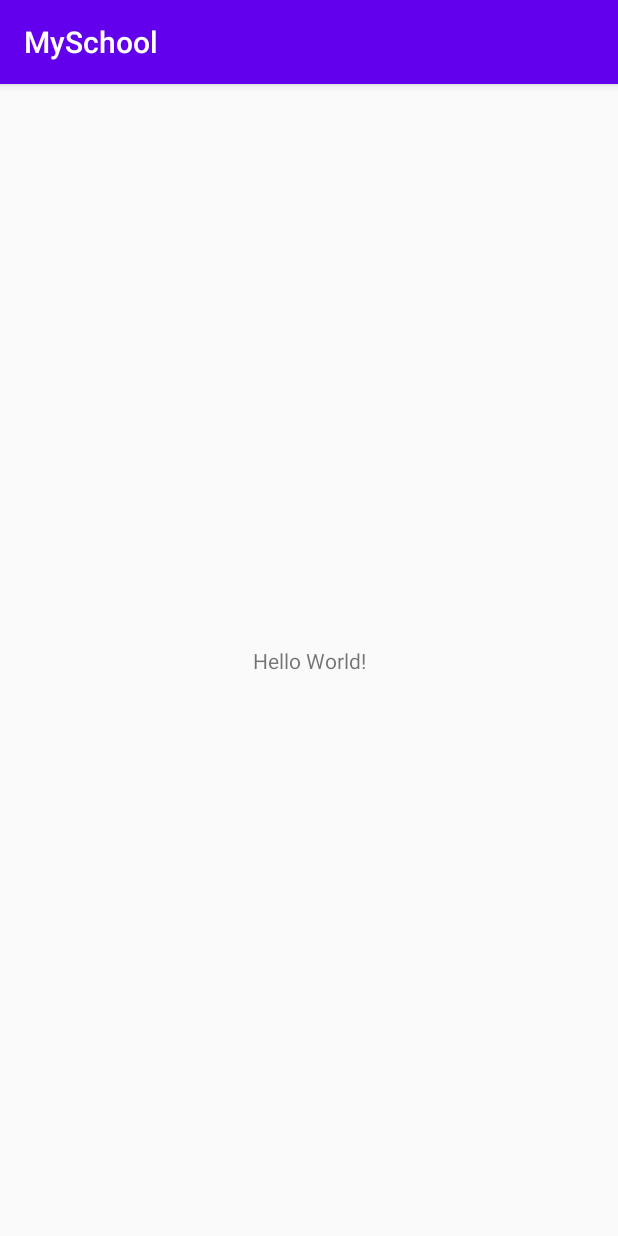
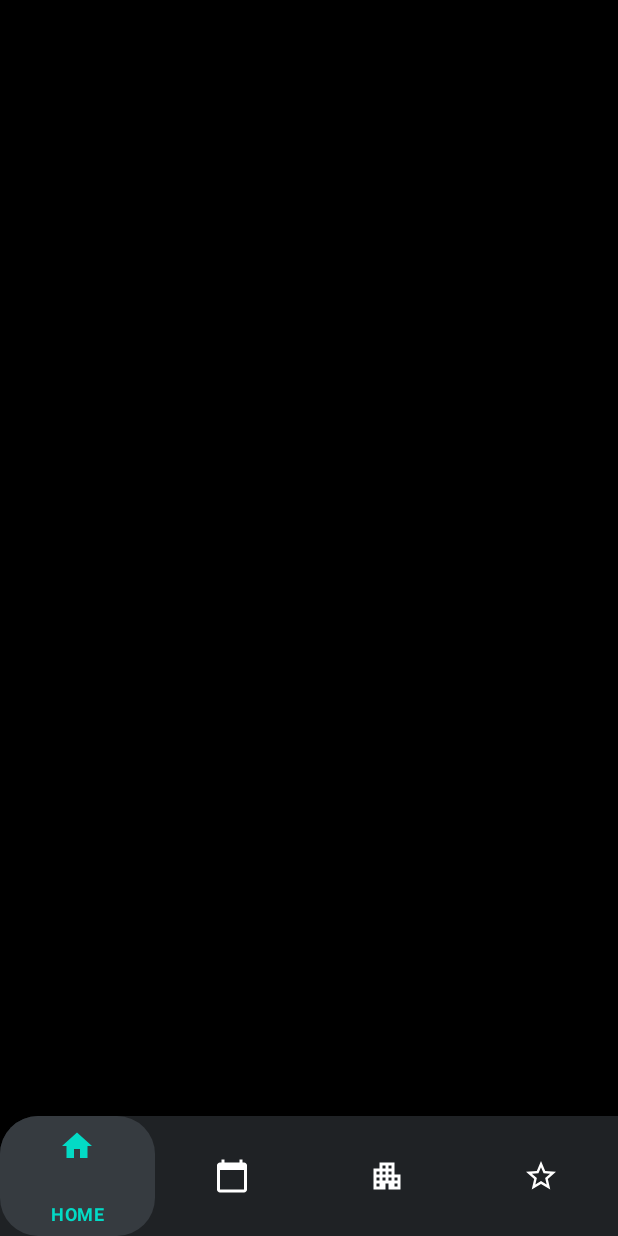
Before and after one commit to Roman-Kov/MySchool, an Android app: the screen it shows after launch (MainActivity), on a phone screen of 412 x 824 dp. Run offline under Robolectric (Android 15) with nearby library versions, the phone set to English and light mode, and no system bars.

Commit message:
Добавил Toolbar и BottomNavigationView, также дополнительные параметры, цвета и фигуры background

```diff
--- /dev/null
+++ b/app/src/main/res/drawable/background_rounded.xml
@@ -0,0 +1,8 @@
+<?xml version="1.0" encoding="utf-8"?>
+<shape xmlns:android="http://schemas.android.com/apk/res/android"
+    android:shape="rectangle" android:padding="10dp">
+    <solid android:color="@color/colorPrimary"/>
+    <corners
+        android:topLeftRadius="@dimen/rounded_radius"
+        android:topRightRadius="@dimen/rounded_radius"/>
+</shape>
--- /dev/null
+++ b/app/src/main/res/drawable/background_selected_item.xml
@@ -0,0 +1,7 @@
+<?xml version="1.0" encoding="utf-8"?>
+<shape xmlns:android="http://schemas.android.com/apk/res/android"
+    android:shape="rectangle" android:padding="10dp">
+    <solid android:color="@color/colorPrimaryLight"/>
+    <corners
+        android:radius="@dimen/rounded_radius"/>
+</shape>
--- /dev/null
+++ b/app/src/main/res/drawable/classes.xml
@@ -0,0 +1,5 @@
+<vector android:height="24dp" android:tint="#FFFFFF"
+    android:viewportHeight="24" android:viewportWidth="24"
+    android:width="24dp" xmlns:android="http://schemas.android.com/apk/res/android">
+    <path android:fillColor="@android:color/white" android:pathData="M20,3h-1L19,1h-2v2L7,3L7,1L5,1v2L4,3c-1.1,0 -2,0.9 -2,2v16c0,1.1 0.9,2 2,2h16c1.1,0 2,-0.9 2,-2L22,5c0,-1.1 -0.9,-2 -2,-2zM20,21L4,21L4,8h16v13z"/>
+</vector>
--- /dev/null
+++ b/app/src/main/res/drawable/home.xml
@@ -0,0 +1,5 @@
+<vector android:height="24dp" android:tint="#FFFFFF"
+    android:viewportHeight="24" android:viewportWidth="24"
+    android:width="24dp" xmlns:android="http://schemas.android.com/apk/res/android">
+    <path android:fillColor="@android:color/white" android:pathData="M10,20v-6h4v6h5v-8h3L12,3 2,12h3v8z"/>
+</vector>
--- /dev/null
+++ b/app/src/main/res/drawable/item_3.xml
@@ -0,0 +1,5 @@
+<vector android:height="24dp" android:tint="#FFFFFF"
+    android:viewportHeight="24" android:viewportWidth="24"
+    android:width="24dp" xmlns:android="http://schemas.android.com/apk/res/android">
+    <path android:fillColor="@android:color/white" android:pathData="M17,11V3H7v4H3v14h8v-4h2v4h8V11H17zM7,19H5v-2h2V19zM7,15H5v-2h2V15zM7,11H5V9h2V11zM11,15H9v-2h2V15zM11,11H9V9h2V11zM11,7H9V5h2V7zM15,15h-2v-2h2V15zM15,11h-2V9h2V11zM15,7h-2V5h2V7zM19,19h-2v-2h2V19zM19,15h-2v-2h2V15z"/>
+</vector>
--- /dev/null
+++ b/app/src/main/res/drawable/item_4.xml
@@ -0,0 +1,5 @@
+<vector android:height="24dp" android:tint="#FFFFFF"
+    android:viewportHeight="24" android:viewportWidth="24"
+    android:width="24dp" xmlns:android="http://schemas.android.com/apk/res/android">
+    <path android:fillColor="@android:color/white" android:pathData="M22,9.24l-7.19,-0.62L12,2 9.19,8.63 2,9.24l5.46,4.73L5.82,21 12,17.27 18.18,21l-1.63,-7.03L22,9.24zM12,15.4l-3.76,2.27 1,-4.28 -3.32,-2.88 4.38,-0.38L12,6.1l1.71,4.04 4.38,0.38 -3.32,2.88 1,4.28L12,15.4z"/>
+</vector>
--- /dev/null
+++ b/app/src/main/res/drawable/tab_color.xml
@@ -0,0 +1,5 @@
+<?xml version="1.0" encoding="utf-8"?>
+<selector xmlns:android="http://schemas.android.com/apk/res/android">
+    <item android:color="@color/colorAccent" android:state_checked="true"/>
+    <item android:color="@android:color/white"/>
+</selector>
--- /dev/null
+++ b/app/src/main/res/drawable/tab_item_background.xml
@@ -0,0 +1,5 @@
+<?xml version="1.0" encoding="utf-8"?>
+<selector xmlns:android="http://schemas.android.com/apk/res/android">
+    <item android:drawable="@drawable/background_selected_item" android:state_checked="true"/>
+    <item android:drawable="@color/colorPrimary"/>
+</selector>
--- a/app/src/main/res/layout/activity_main.xml
+++ b/app/src/main/res/layout/activity_main.xml
@@ -1,18 +1,52 @@
 <?xml version="1.0" encoding="utf-8"?>
-<androidx.constraintlayout.widget.ConstraintLayout xmlns:android="http://schemas.android.com/apk/res/android"
+<androidx.constraintlayout.widget.ConstraintLayout
+    xmlns:android="http://schemas.android.com/apk/res/android"
     xmlns:app="http://schemas.android.com/apk/res-auto"
     xmlns:tools="http://schemas.android.com/tools"
+    android:background="@color/colorPrimaryDark"
     android:layout_width="match_parent"
     android:layout_height="match_parent"
     tools:context=".presentation.ui.MainActivity">
 
-    <TextView
-        android:layout_width="wrap_content"
+    <com.google.android.material.appbar.AppBarLayout
+        android:id="@+id/appBar"
+        android:layout_width="match_parent"
         android:layout_height="wrap_content"
-        android:text="Hello World!"
+        android:background="@color/colorPrimaryDark"
+        app:layout_constraintStart_toStartOf="parent"
+        app:layout_constraintEnd_toEndOf="parent"
+        app:layout_constraintTop_toTopOf="parent"
+        android:fitsSystemWindows="true">
+
+        <com.google.android.material.appbar.MaterialToolbar
+            android:id="@+id/appToolbar"
+            android:layout_width="wrap_content"
+            android:layout_height="?attr/actionBarSize">
+        </com.google.android.material.appbar.MaterialToolbar>
+    </com.google.android.material.appbar.AppBarLayout>
+
+    <androidx.fragment.app.FragmentContainerView
+        android:id="@+id/fragmentContainer"
+        android:layout_width="match_parent"
+        android:layout_height="0dp"
+        android:background="@color/colorPrimaryDark"
+        app:layout_constraintStart_toStartOf="parent"
+        app:layout_constraintEnd_toEndOf="parent"
+        app:layout_constraintTop_toBottomOf="@id/appBar"
+        app:layout_constraintBottom_toTopOf="@id/main_bottom_navigation" />
+
+    <com.google.android.material.bottomnavigation.BottomNavigationView
+        android:id="@+id/main_bottom_navigation"
+        android:layout_width="match_parent"
+        android:layout_height="@dimen/bottom_menu_height"
+        android:background="@drawable/background_rounded"
+        app:itemRippleColor="@color/colorAccent"
+        app:itemIconTint="@drawable/tab_color"
+        app:itemTextColor="@drawable/tab_color"
+        app:itemBackground="@drawable/tab_item_background"
+        app:labelVisibilityMode="selected"
+        app:layout_constraintStart_toStartOf="parent"
+        app:layout_constraintEnd_toEndOf="parent"
         app:layout_constraintBottom_toBottomOf="parent"
-        app:layout_constraintLeft_toLeftOf="parent"
-        app:layout_constraintRight_toRightOf="parent"
-        app:layout_constraintTop_toTopOf="parent" />
-
+        app:menu="@menu/main_bottom_navigation_menu"/>
 </androidx.constraintlayout.widget.ConstraintLayout>
--- /dev/null
+++ b/app/src/main/res/menu/main_bottom_navigation_menu.xml
@@ -0,0 +1,28 @@
+<?xml version="1.0" encoding="utf-8"?>
+<menu xmlns:android="http://schemas.android.com/apk/res/android">
+
+  <item
+      android:id="@+id/menu_item_home"
+      android:enabled="true"
+      android:icon="@drawable/home"
+      android:title="@string/label_home"
+      android:visible="true" />
+  <item
+      android:id="@+id/menu_item_classes"
+      android:enabled="true"
+      android:icon="@drawable/classes"
+      android:title="@string/label_classes"
+      android:visible="true" />
+  <item
+      android:id="@+id/item_3"
+      android:enabled="false"
+      android:icon="@drawable/item_3"
+      android:title=""
+      android:visible="true" />
+  <item
+      android:id="@+id/item_4"
+      android:enabled="false"
+      android:icon="@drawable/item_4"
+      android:title=""
+      android:visible="true" />
+</menu>
--- a/app/src/main/res/values/colors.xml
+++ b/app/src/main/res/values/colors.xml
@@ -1,6 +1,7 @@
 <?xml version="1.0" encoding="utf-8"?>
 <resources>
-    <color name="colorPrimary">#6200EE</color>
-    <color name="colorPrimaryDark">#3700B3</color>
+    <color name="colorPrimary">#1F2225</color>
+    <color name="colorPrimaryLight">#363B40</color>
+    <color name="colorPrimaryDark">#000000</color>
     <color name="colorAccent">#03DAC5</color>
 </resources>
--- /dev/null
+++ b/app/src/main/res/values/dimens.xml
@@ -0,0 +1,5 @@
+<?xml version="1.0" encoding="utf-8"?>
+<resources>
+    <dimen name="rounded_radius">25dp</dimen>
+    <dimen name="bottom_menu_height">80dp</dimen>
+</resources>
--- a/app/src/main/res/values/strings.xml
+++ b/app/src/main/res/values/strings.xml
@@ -1,3 +1,5 @@
 <resources>
     <string name="app_name">MySchool</string>
+    <string name="label_home">HOME</string>
+    <string name="label_classes">CLASSES</string>
 </resources>
--- a/app/src/main/res/values/styles.xml
+++ b/app/src/main/res/values/styles.xml
@@ -1,6 +1,6 @@
 <resources>
     <!-- Base application theme. -->
-    <style name="AppTheme" parent="Theme.AppCompat.Light.DarkActionBar">
+    <style name="AppTheme" parent="Theme.MaterialComponents.DayNight.NoActionBar">
         <!-- Customize your theme here. -->
         <item name="colorPrimary">@color/colorPrimary</item>
         <item name="colorPrimaryDark">@color/colorPrimaryDark</item>
```
